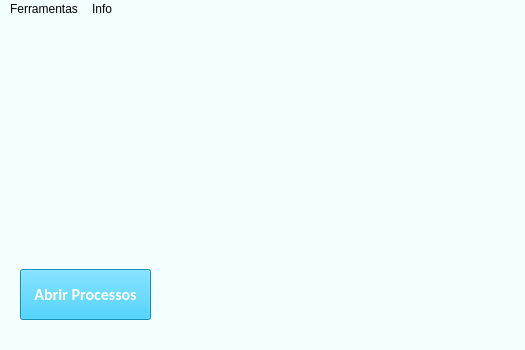
First picture: the form in Main.ui, repository willianqf/Program-PIPELINE-, before the edit.
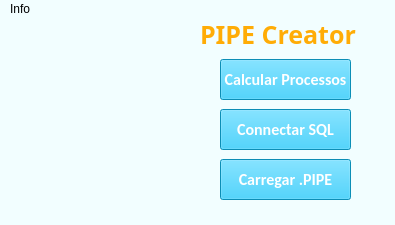
Second picture: the form after the edit. Icons and pictures are not drawn.

Patch:
```diff
--- a/Main.ui
+++ b/Main.ui
@@ -6,20 +6,20 @@
    <rect>
     <x>0</x>
     <y>0</y>
-    <width>525</width>
-    <height>350</height>
+    <width>395</width>
+    <height>225</height>
    </rect>
   </property>
   <property name="minimumSize">
    <size>
-    <width>525</width>
-    <height>350</height>
+    <width>395</width>
+    <height>225</height>
    </size>
   </property>
   <property name="maximumSize">
    <size>
-    <width>525</width>
-    <height>350</height>
+    <width>395</width>
+    <height>225</height>
    </size>
   </property>
   <property name="windowTitle">
@@ -49,9 +49,9 @@
     <property name="geometry">
      <rect>
       <x>20</x>
-      <y>20</y>
-      <width>151</width>
-      <height>121</height>
+      <y>30</y>
+      <width>171</width>
+      <height>141</height>
      </rect>
     </property>
     <property name="text">
@@ -67,10 +67,10 @@
    <widget class="QPushButton" name="AbrirProcesso">
     <property name="geometry">
      <rect>
-      <x>20</x>
-      <y>250</y>
+      <x>220</x>
+      <y>40</y>
       <width>131</width>
-      <height>51</height>
+      <height>41</height>
      </rect>
     </property>
     <property name="font">
@@ -86,7 +86,81 @@
 color: rgb(255, 255, 255);</string>
     </property>
     <property name="text">
-     <string>Abrir Processos</string>
+     <string>Calcular Processos</string>
+    </property>
+   </widget>
+   <widget class="QPushButton" name="ConectarSQL">
+    <property name="geometry">
+     <rect>
+      <x>220</x>
+      <y>90</y>
+      <width>131</width>
+      <height>41</height>
+     </rect>
+    </property>
+    <property name="font">
+     <font>
+      <family>Calibri</family>
+      <pointsize>12</pointsize>
+      <weight>75</weight>
+      <bold>true</bold>
+     </font>
+    </property>
+    <property name="styleSheet">
+     <string notr="true">background-color: rgb(17, 199, 255);
+color: rgb(255, 255, 255);</string>
+    </property>
+    <property name="text">
+     <string>Connectar SQL</string>
+    </property>
+   </widget>
+   <widget class="QPushButton" name="CarregarPIPE">
+    <property name="geometry">
+     <rect>
+      <x>220</x>
+      <y>140</y>
+      <width>131</width>
+      <height>41</height>
+     </rect>
+    </property>
+    <property name="font">
+     <font>
+      <family>Calibri</family>
+      <pointsize>12</pointsize>
+      <weight>75</weight>
+      <bold>true</bold>
+     </font>
+    </property>
+    <property name="styleSheet">
+     <string notr="true">background-color: rgb(17, 199, 255);
+color: rgb(255, 255, 255);</string>
+    </property>
+    <property name="text">
+     <string>Carregar .PIPE</string>
+    </property>
+   </widget>
+   <widget class="QLabel" name="label">
+    <property name="geometry">
+     <rect>
+      <x>200</x>
+      <y>0</y>
+      <width>191</width>
+      <height>31</height>
+     </rect>
+    </property>
+    <property name="font">
+     <font>
+      <family>Permanent Marker</family>
+      <pointsize>19</pointsize>
+      <weight>75</weight>
+      <bold>true</bold>
+     </font>
+    </property>
+    <property name="styleSheet">
+     <string notr="true">color: rgb(255, 172, 6);</string>
+    </property>
+    <property name="text">
+     <string>PIPE Creator</string>
     </property>
    </widget>
   </widget>
@@ -95,18 +169,10 @@
     <rect>
      <x>0</x>
      <y>0</y>
-     <width>525</width>
+     <width>395</width>
      <height>21</height>
     </rect>
    </property>
-   <widget class="QMenu" name="menuCarregar_SQL">
-    <property name="title">
-     <string>Ferramentas</string>
-    </property>
-    <addaction name="actionConnectar_SQL"/>
-    <addaction name="actionCarregar_PIPE"/>
-    <addaction name="actionSair"/>
-   </widget>
    <widget class="QMenu" name="menuInfo">
     <property name="title">
      <string>Info</string>
@@ -114,7 +180,6 @@
     <addaction name="actionInforma_es_do_Desenvolvedor"/>
     <addaction name="actionCr_ditos"/>
    </widget>
-   <addaction name="menuCarregar_SQL"/>
    <addaction name="menuInfo"/>
   </widget>
   <widget class="QStatusBar" name="statusbar"/>
```
Left out of the diff: 8 changed lines with no effect on the pictures.
